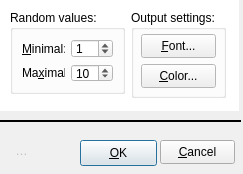
Before: the Qt Designer form ui/settingsdialog.ui in leppa/tspsg, drawn with Qt 5.
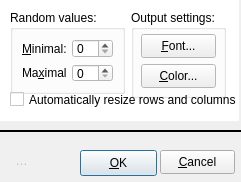
After: the same form once the commit is applied. Icons and pictures are not drawn.

Commit message: + Created installation (INSTALLS and DEPLOYMENT) entries for *nix, windows and wince platforms in tspsg.pro file. Now qmake generates install rules in Makefile. + Automatic resize of columns after their content changes can be turned on/off in settings now. * Different search path for translations on different platforms. * Updated translations.

Patch:
```diff
--- a/ui/settingsdialog.ui
+++ b/ui/settingsdialog.ui
@@ -6,8 +6,8 @@
    <rect>
     <x>0</x>
     <y>0</y>
-    <width>243</width>
-    <height>174</height>
+    <width>241</width>
+    <height>182</height>
    </rect>
   </property>
   <property name="windowTitle">
@@ -21,7 +21,7 @@
    <property name="geometry">
     <rect>
      <x>0</x>
-     <y>120</y>
+     <y>130</y>
      <width>241</width>
      <height>2</height>
     </rect>
@@ -46,7 +46,7 @@
    <property name="geometry">
     <rect>
      <x>0</x>
-     <y>130</y>
+     <y>140</y>
      <width>241</width>
      <height>41</height>
     </rect>
@@ -255,7 +255,7 @@
      <x>0</x>
      <y>0</y>
      <width>239</width>
-     <height>111</height>
+     <height>121</height>
     </rect>
    </property>
    <property name="palette">
@@ -364,12 +364,6 @@
          <property name="statusTip">
           <string>Minimum for random number generation</string>
          </property>
-         <property name="maximum">
-          <number>1000</number>
-         </property>
-         <property name="value">
-          <number>1</number>
-         </property>
         </widget>
        </item>
       </layout>
@@ -400,15 +394,6 @@
          <property name="statusTip">
           <string>Maximum for random number generation</string>
          </property>
-         <property name="minimum">
-          <number>1</number>
-         </property>
-         <property name="maximum">
-          <number>1000</number>
-         </property>
-         <property name="value">
-          <number>10</number>
-         </property>
         </widget>
        </item>
       </layout>
@@ -474,6 +459,22 @@
      </property>
     </widget>
    </widget>
+   <widget class="QCheckBox" name="cbAutosize">
+    <property name="geometry">
+     <rect>
+      <x>10</x>
+      <y>90</y>
+      <width>247</width>
+      <height>19</height>
+     </rect>
+    </property>
+    <property name="statusTip">
+     <string>Automatically resize rows and columns when content changes</string>
+    </property>
+    <property name="text">
+     <string>Automatically resize rows and columns</string>
+    </property>
+   </widget>
   </widget>
  </widget>
  <resources>
```
The commit also changes 10 other files.
